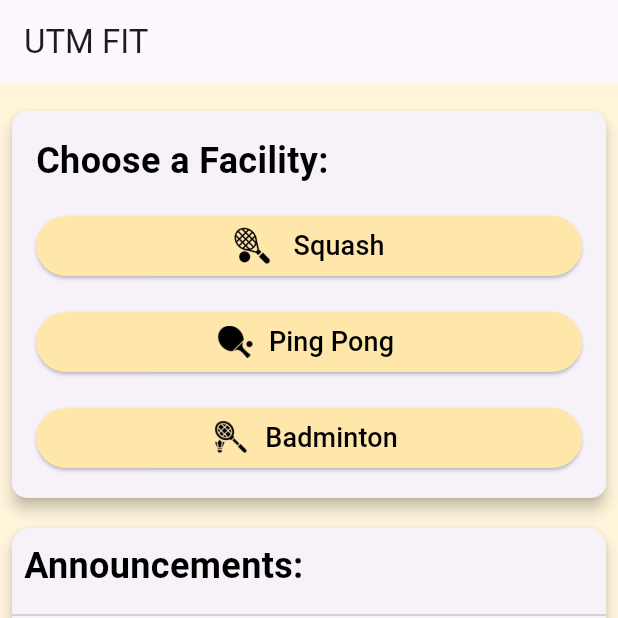
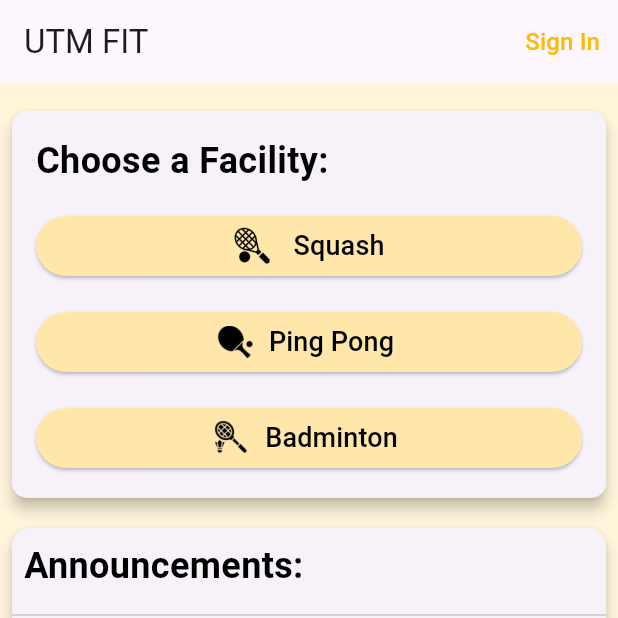
Before and after one commit to nuramirahathirahnazli/ByteBurst, a Flutter app: the screen it shows after launch, on a phone screen of 412 x 824 dp, the top half of it. Run offline on Flutter 3.47's test engine with Material 3 defaults, Android fonts, the phone set to English and light mode, and no system bars; drawn by our look-alikes of curved_navigation_bar; our stand-ins replace firebase_auth, firebase_core; accounts and stored records are empty.

Commit message:
navigate signin button

```diff
--- a/utmfit/lib/screens/user/dashboard_user.dart
+++ b/utmfit/lib/screens/user/dashboard_user.dart
@@ -20,7 +20,23 @@ class _dashboardUserState extends State<dashboardUser> {
       backgroundColor: clrBase, // Set the entire background screen color
       appBar: AppBar(
         title: Text('UTM FIT'),
-
+        actions: [
+          TextButton(
+            onPressed: () {
+              Navigator.push(
+                context,
+                MaterialPageRoute(builder: (context) => const loginScreen()),
+              );
+            },
+            child: Text(
+              'Sign In',
+              style: TextStyle(
+                color: Color.fromARGB(255, 255, 187, 0),
+                fontSize: 16,
+              ),
+            ),
+          ),
+        ],
       ),
       bottomNavigationBar: CurvedNavigationBar(
         backgroundColor: Colors.transparent,
```
